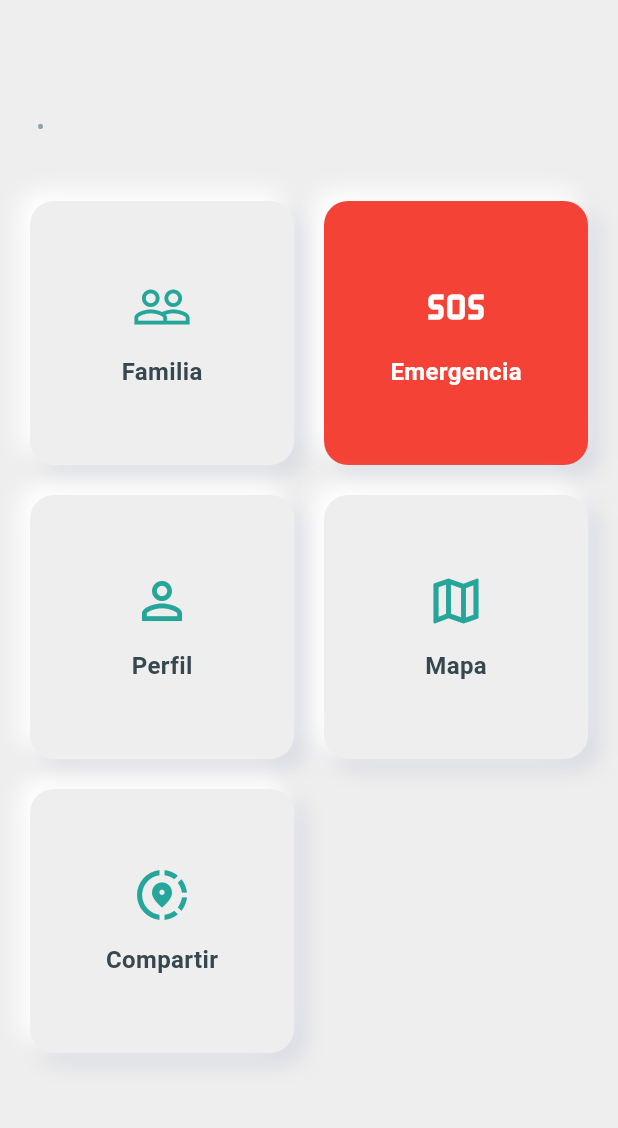
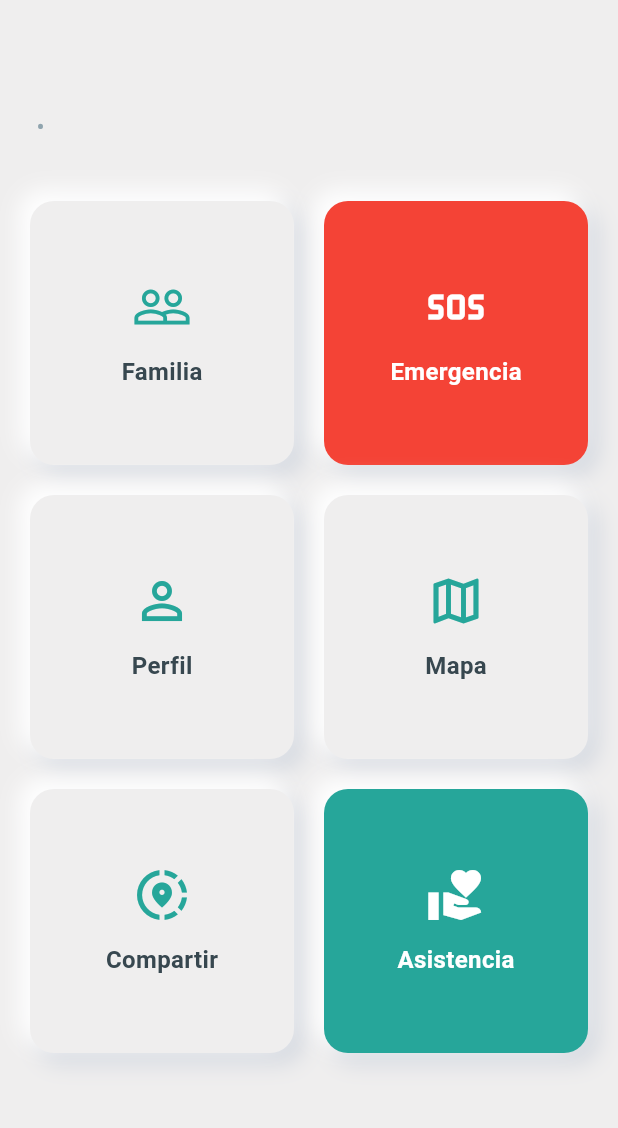
Before and after one commit to cesardarizaleta/jepo, a Flutter app: the HomeScreen screen opened directly, on a phone screen of 412 x 824 dp, the part 63-1191 px from its top. Run offline on Flutter 3.47's test engine with Material 3 defaults, Android fonts, the phone set to English and light mode, and no system bars; drawn by our look-alikes of flutter_animate; our stand-ins replace flutter_dotenv, flutter_local_notifications, flutter_map, flutter_riverpod, flutter_secure_storage, geolocator and 6 more; missing offline and left inert: flutter_background_service, flutter_phone_direct_caller, telephony, tflite_flutter; accounts and stored records are empty; network calls fail.

Commit message:
feat: implement manual assistance loading state inside home screen button, removing overlays/toasts

```diff
--- a/lib/main.dart
+++ b/lib/main.dart
@@ -27,6 +27,7 @@ import 'screens/onboarding_screen.dart';
 import 'screens/pre_alert_screen.dart';
 import 'screens/dev_telemetry_screen.dart';
 import 'models/user.dart';
+import 'models/incident_alert.dart';
 import 'utils/app_toast.dart';
 import 'dart:async';
 import 'package:shared_preferences/shared_preferences.dart';
@@ -532,6 +533,11 @@ class _HomeScreenState extends State<HomeScreen> {
   User? _user;
   bool _loadingUser = true;
 
+  // Assistance button cooldown state
+  final List<DateTime> _assistancePressTimes = [];
+  DateTime? _assistanceCooldownStart;
+  bool _isSendingAssistance = false;
+
   @override
   void initState() {
     super.initState();
@@ -639,6 +645,89 @@ class _HomeScreenState extends State<HomeScreen> {
       if (context.mounted) {
         Navigator.of(context).pop();
         AppToast.error(context, 'No se pudo obtener la ubicación');
+      }
+    }
+  }
+
+  Future<void> _sendAssistance(BuildContext context) async {
+    final now = DateTime.now();
+
+    // 1. Check Cooldown
+    if (_assistanceCooldownStart != null) {
+      final diff = now.difference(_assistanceCooldownStart!);
+      if (diff < const Duration(minutes: 1)) {
+        final remaining = 60 - diff.inSeconds;
+        AppToast.warning(
+          context,
+          'Botón en cooldown. Espera $remaining segundos.',
+        );
+        return;
+      } else {
+        _assistanceCooldownStart = null;
+      }
+    }
+
+    // 2. Track presses within 1 minute
+    _assistancePressTimes.removeWhere(
+      (time) => now.difference(time) > const Duration(minutes: 1),
+    );
+    _assistancePressTimes.add(now);
+
+    // If 3 presses in 1 minute, trigger cooldown
+    if (_assistancePressTimes.length >= 3) {
+      _assistanceCooldownStart = now;
+      _assistancePressTimes.clear();
+      AppToast.warning(
+        context,
+        'Límite de presiones alcanzado. Cooldown de 1 minuto activado.',
+      );
+    }
+
+    // 3. Process the action
+    if (_isSendingAssistance) {
+      return;
+    }
+
+    setState(() => _isSendingAssistance = true);
+
+    try {
+      LocationPermission permission = await Geolocator.checkPermission();
+      if (permission == LocationPermission.denied) {
+        permission = await Geolocator.requestPermission();
+        if (permission == LocationPermission.denied) {
+          if (context.mounted) {
+            AppToast.error(context, 'Permiso de ubicación denegado');
+          }
+          return;
+        }
+      }
+
+      final pos = await Geolocator.getCurrentPosition(
+        desiredAccuracy: LocationAccuracy.high,
+      );
+
+      final payload = CreateIncidentAlertDto(
+        latitud: pos.latitude,
+        longitud: pos.longitude,
+        urlAudioContexto: appApi.baseUrl,
+        fechaHora: DateTime.now().toUtc(),
+        esProactiva: false,
+        isManual: true,
+        clientEventId: 'asistencia_${DateTime.now().millisecondsSinceEpoch}',
+      );
+
+      await AlertQueueService(appApi).sendOrQueue(
+        payload,
+        bypassConfirmation: true,
+      );
+    } catch (e) {
+      debugPrint('Error sending assistance: $e');
+      if (context.mounted) {
+        AppToast.error(context, 'Error al enviar asistencia: $e');
+      }
+    } finally {
+      if (mounted) {
+        setState(() => _isSendingAssistance = false);
       }
     }
   }
@@ -809,6 +898,18 @@ class _HomeScreenState extends State<HomeScreen> {
                       .animate()
                       .fadeIn(delay: 500.ms)
                       .scale(curve: Curves.easeOutBack),
+                  _buildMenuCard(
+                        context,
+                        title: 'Asistencia',
+                        icon: Icons.volunteer_activism,
+                        color: AppTheme.primary,
+                        iconColor: Colors.white,
+                        isLoading: _isSendingAssistance,
+                        onTap: () => _sendAssistance(context),
+                      )
+                      .animate()
+                      .fadeIn(delay: 600.ms)
+                      .scale(curve: Curves.easeOutBack),
                 ],
               ),
             ),
@@ -825,15 +926,25 @@ class _HomeScreenState extends State<HomeScreen> {
     required VoidCallback onTap,
     Color? color,
     Color? iconColor,
+    bool isLoading = false,
   }) {
     return NeumorphicButton(
-      onPressed: onTap,
-      color: color,
+      onPressed: isLoading ? null : onTap,
+      color: isLoading ? Colors.grey : color,
       child: Column(
         mainAxisAlignment: MainAxisAlignment.center,
         children: [
-          title == 'Perfil'
-              ? Hero(
+          if (isLoading)
+            const SizedBox(
+              width: 32,
+              height: 32,
+              child: CircularProgressIndicator(
+                strokeWidth: 3,
+                valueColor: AlwaysStoppedAnimation<Color>(Colors.white),
+              ),
+            )
+          else if (title == 'Perfil')
+            Hero(
               tag: 'profile_image',
               child: Icon(
                 icon,
@@ -841,17 +952,18 @@ class _HomeScreenState extends State<HomeScreen> {
                 color: iconColor ?? AppTheme.primary,
               ),
             )
-              : Icon(icon, size: 40, color: iconColor ?? AppTheme.primary),
+          else
+            Icon(icon, size: 40, color: iconColor ?? AppTheme.primary),
           const SizedBox(height: 12),
           Flexible(
             child: FittedBox(
               fit: BoxFit.scaleDown,
               child: Text(
-                title,
+                isLoading ? 'Enviando...' : title,
                 style: TextStyle(
                   fontSize: 16,
                   fontWeight: FontWeight.bold,
-                  color: iconColor ?? AppTheme.textDark,
+                  color: isLoading ? Colors.white70 : (iconColor ?? AppTheme.textDark),
                 ),
                 textAlign: TextAlign.center,
                 maxLines: 2,
--- a/lib/models/incident_alert.dart
+++ b/lib/models/incident_alert.dart
@@ -61,6 +61,7 @@ class CreateIncidentAlertDto {
   final String? urlAudioContexto;
   final DateTime fechaHora;
   final bool esProactiva;
+  final bool isManual;
 
   /// Client-generated UUID for deduplication. If two DTOs share the same
   /// [clientEventId], the alert queue will treat them as the same logical
@@ -73,6 +74,7 @@ class CreateIncidentAlertDto {
     required this.urlAudioContexto,
     required this.fechaHora,
     required this.esProactiva,
+    this.isManual = false,
     this.clientEventId,
   });
 
@@ -85,6 +87,7 @@ class CreateIncidentAlertDto {
           DateTime.tryParse(json['fecha_hora']?.toString() ?? '')?.toUtc() ??
           DateTime.now().toUtc(),
       esProactiva: json['es_proactiva'] == true,
+      isManual: json['is_manual'] == true,
       clientEventId: json['client_event_id']?.toString(),
     );
   }
@@ -97,6 +100,7 @@ class CreateIncidentAlertDto {
         'url_audio_contexto': urlAudioContexto,
       'fecha_hora': fechaHora.toUtc().toIso8601String(),
       'es_proactiva': esProactiva,
+      'is_manual': isManual,
       if (clientEventId != null && clientEventId!.isNotEmpty)
         'client_event_id': clientEventId,
     };
--- a/lib/services/alert_queue_service.dart
+++ b/lib/services/alert_queue_service.dart
@@ -134,7 +134,7 @@ class AlertQueueService {
 
     // Incident cooldown check: only allow a new incident if enough time has
     // passed since the last one.
-    if (payload.esProactiva) {
+    if (payload.esProactiva && !payload.isManual) {
       final canCreate = await _canCreateNewIncident();
       if (!canCreate) {
         debugPrint(
@@ -186,7 +186,7 @@ class AlertQueueService {
         }
 
         // Track active incident for cooldown and heartbeat logic.
-        if (payload.esProactiva && result.alerta?.id != null) {
+        if ((payload.esProactiva || payload.isManual) && result.alerta?.id != null) {
           await _setActiveIncident(result.alerta!.id!, now);
           DiagnosticLogService.logIncidentCreated(
             alertId: result.alerta!.id!,
--- a/lib/services/alerts_service.dart
+++ b/lib/services/alerts_service.dart
@@ -11,8 +11,9 @@ class AlertsService {
   Future<IncidentAlertCreateResult> createAlert(
     CreateIncidentAlertDto payload,
   ) async {
+    final url = payload.isManual ? '/api/alertas/manual' : '/api/alertas';
     final envelope = await api.postEnvelope(
-      '/api/alertas',
+      url,
       body: payload.toJson(),
       requiresAuth: true,
     );
--- a/lib/widgets/neumorphic_container.dart
+++ b/lib/widgets/neumorphic_container.dart
@@ -75,7 +75,7 @@ class NeumorphicContainer extends StatelessWidget {
 
 class NeumorphicButton extends StatefulWidget {
   final Widget child;
-  final VoidCallback onPressed;
+  final VoidCallback? onPressed;
   final double borderRadius;
   final Color? color;
   final EdgeInsetsGeometry? padding;
@@ -83,7 +83,7 @@ class NeumorphicButton extends StatefulWidget {
   const NeumorphicButton({
     super.key,
     required this.child,
-    required this.onPressed,
+    this.onPressed,
     this.borderRadius = 16.0,
     this.color,
     this.padding,
@@ -98,19 +98,20 @@ class _NeumorphicButtonState extends State<NeumorphicButton> {
 
   @override
   Widget build(BuildContext context) {
+    final bool isEnabled = widget.onPressed != null;
     return GestureDetector(
-      onTapDown: (_) => setState(() => _isPressed = true),
-      onTapUp: (_) => setState(() => _isPressed = false),
-      onTapCancel: () => setState(() => _isPressed = false),
+      onTapDown: isEnabled ? (_) => setState(() => _isPressed = true) : null,
+      onTapUp: isEnabled ? (_) => setState(() => _isPressed = false) : null,
+      onTapCancel: isEnabled ? () => setState(() => _isPressed = false) : null,
       onTap: widget.onPressed,
       child: AnimatedScale(
-        scale: _isPressed ? 0.97 : 1.0,
+        scale: (isEnabled && _isPressed) ? 0.97 : 1.0,
         duration: 100.ms,
         curve: Curves.easeInOut,
         child: NeumorphicContainer(
           padding: EdgeInsets.zero,
           borderRadius: widget.borderRadius,
-          isPressed: _isPressed,
+          isPressed: isEnabled && _isPressed,
           color: widget.color,
           useAnimation: false,
           child: Padding(
```
Also changed, not shown: 1 other file. Lines whose indentation alone changed are shown as unchanged.
